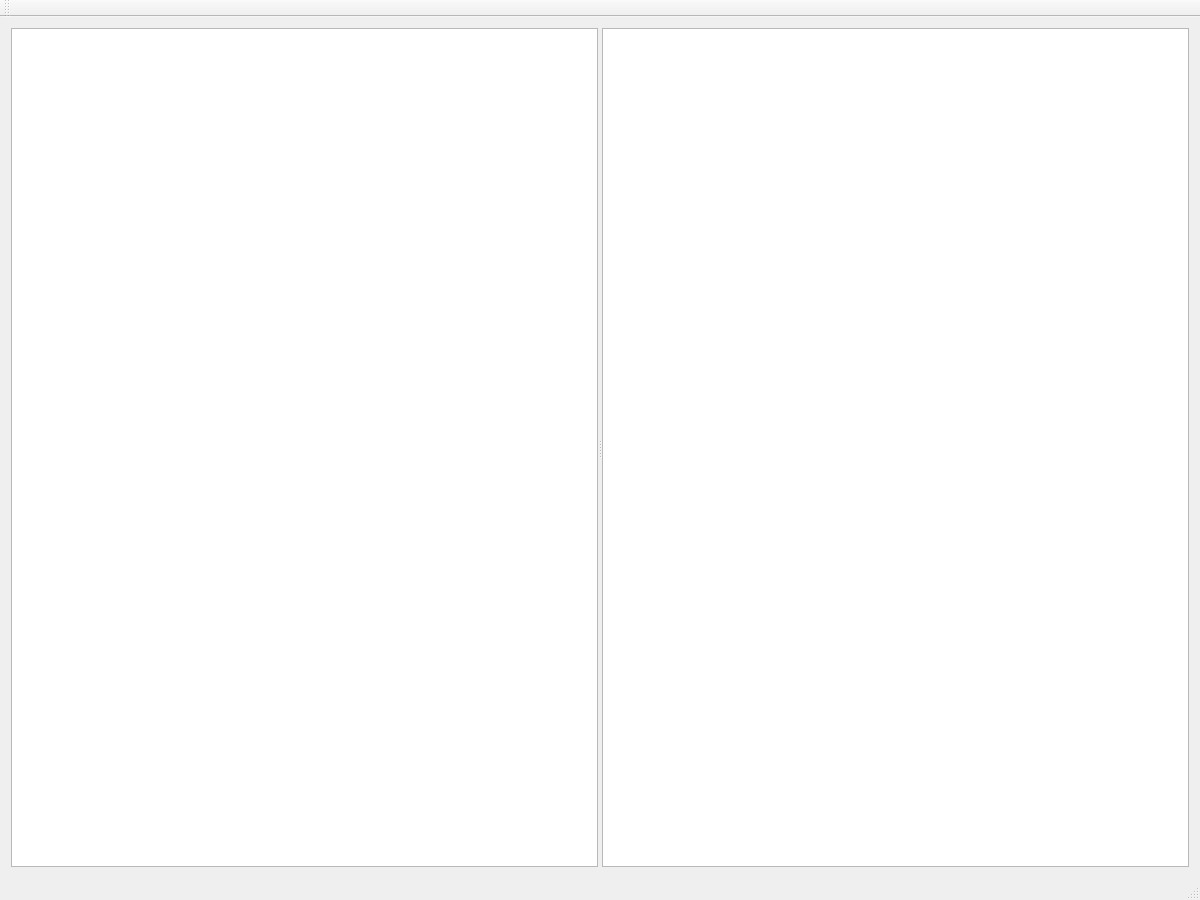
The window that mainwindow.ui (Outliwer/Pitaya) describes before a commit, drawn with Qt 5.
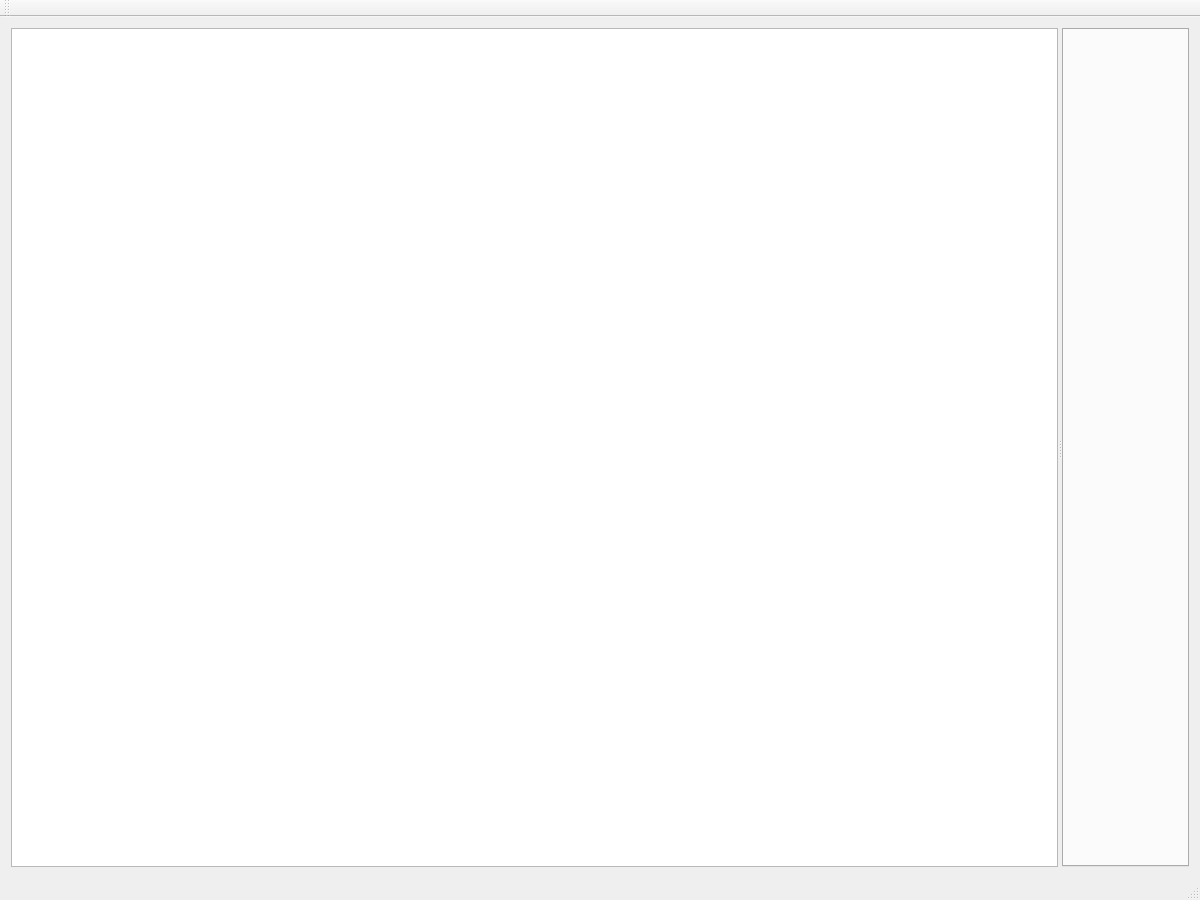
The same window after the commit.

What changed in the file:
```diff
--- a/mainwindow.ui
+++ b/mainwindow.ui
@@ -21,7 +21,11 @@
        <enum>Qt::Horizontal</enum>
       </property>
       <widget class="QTreeView" name="treeView"/>
-      <widget class="QTableView" name="tableView"/>
+      <widget class="QTabWidget" name="tabWidget">
+       <property name="currentIndex">
+        <number>-1</number>
+       </property>
+      </widget>
      </widget>
     </item>
    </layout>
```
